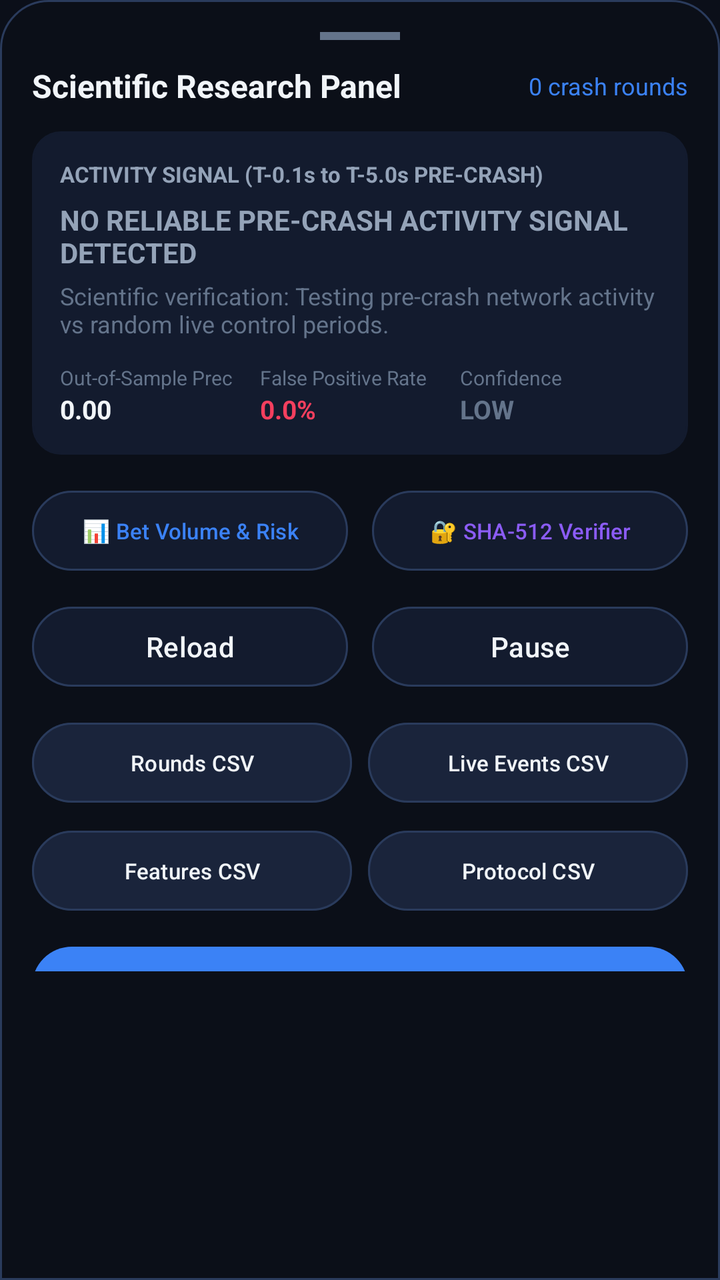
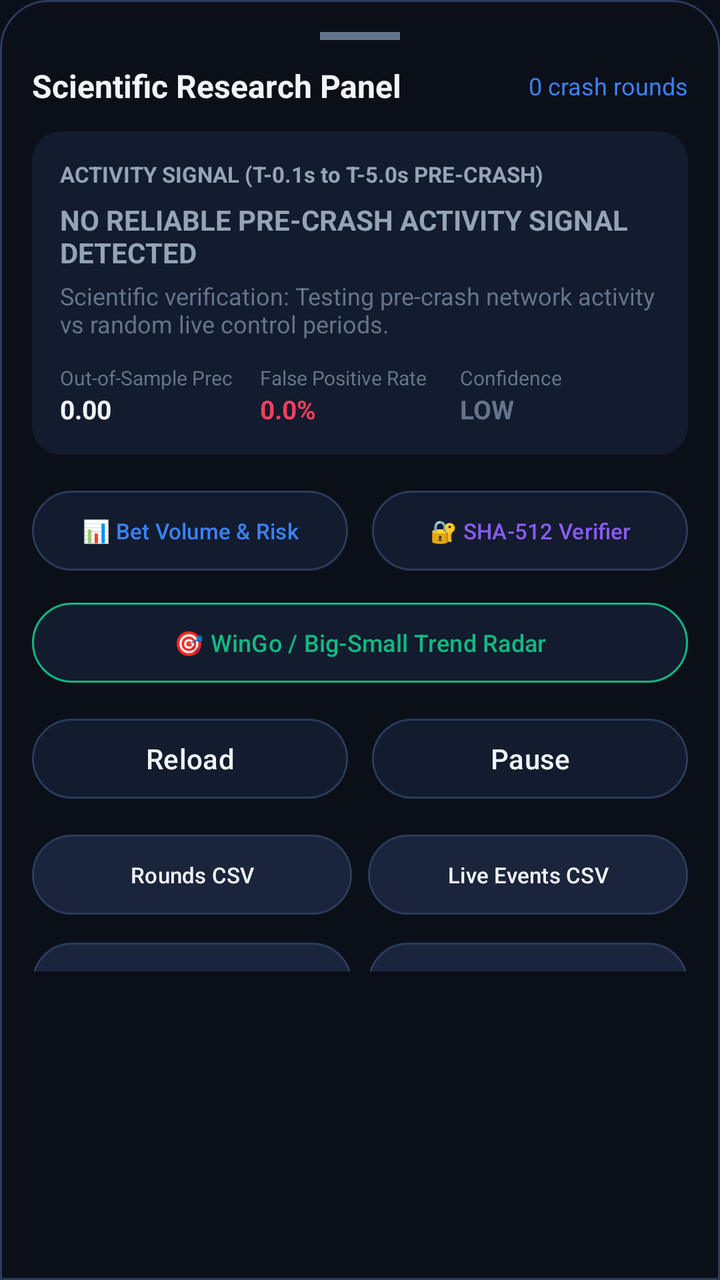

The first picture is an Android layout as it rendered before a commit; the second is the same layout after the commit. The layout source and the unified diff follow.
<!-- AndroidManifest.xml: application theme Theme.AviatorSignalLab -->
<!-- res/layout/bottom_sheet_research.xml -->
<?xml version="1.0" encoding="utf-8"?>
<LinearLayout
    xmlns:android="http://schemas.android.com/apk/res/android"
    xmlns:app="http://schemas.android.com/apk/res-auto"
    android:id="@+id/bottomSheetContainer"
    android:layout_width="match_parent"
    android:layout_height="wrap_content"
    android:background="@drawable/bg_bottom_sheet"
    android:orientation="vertical"
    android:padding="16dp"
    app:behavior_hideable="true"
    app:behavior_peekHeight="0dp"
    app:layout_behavior="com.google.android.material.bottomsheet.BottomSheetBehavior">

    
    <View
        android:layout_width="40dp"
        android:layout_height="4dp"
        android:layout_gravity="center_horizontal"
        android:layout_marginBottom="12dp"
        android:background="@color/text_muted" />

    
    <LinearLayout
        android:layout_width="match_parent"
        android:layout_height="wrap_content"
        android:gravity="center_vertical"
        android:orientation="horizontal"
        android:layout_marginBottom="12dp">

        <TextView
            android:layout_width="0dp"
            android:layout_height="wrap_content"
            android:layout_weight="1"
            android:text="Scientific Research Panel"
            android:textColor="@color/text_primary"
            android:textSize="16sp"
            android:textStyle="bold" />

        <TextView
            android:id="@+id/tvSheetRoundsAnalyzed"
            android:layout_width="wrap_content"
            android:layout_height="wrap_content"
            android:text="0 crash rounds"
            android:textColor="@color/accent_cyan"
            android:textSize="12sp" />
    </LinearLayout>

    <androidx.core.widget.NestedScrollView
        android:layout_width="match_parent"
        android:layout_height="420dp"
        android:fillViewport="true">

        <LinearLayout
            android:layout_width="match_parent"
            android:layout_height="wrap_content"
            android:orientation="vertical">

            
            <LinearLayout
                android:layout_width="match_parent"
                android:layout_height="wrap_content"
                android:background="@drawable/bg_card"
                android:backgroundTint="@color/bg_secondary"
                android:orientation="vertical"
                android:padding="14dp"
                android:layout_marginBottom="14dp">

                <TextView
                    android:layout_width="wrap_content"
                    android:layout_height="wrap_content"
                    android:text="ACTIVITY SIGNAL (T-0.1s to T-5.0s PRE-CRASH)"
                    android:textColor="@color/text_secondary"
                    android:textSize="11sp"
                    android:textStyle="bold" />

                <TextView
                    android:id="@+id/tvSignalConclusion"
                    android:layout_width="match_parent"
                    android:layout_height="wrap_content"
                    android:layout_marginTop="6dp"
                    android:text="@string/sig_no_signal"
                    android:textColor="@color/text_secondary"
                    android:textSize="14sp"
                    android:textStyle="bold" />

                <TextView
                    android:id="@+id/tvSignalDetails"
                    android:layout_width="match_parent"
                    android:layout_height="wrap_content"
                    android:layout_marginTop="4dp"
                    android:text="Scientific verification: Testing pre-crash network activity vs random live control periods."
                    android:textColor="@color/text_muted"
                    android:textSize="12sp" />

                
                <LinearLayout
                    android:layout_width="match_parent"
                    android:layout_height="wrap_content"
                    android:orientation="horizontal"
                    android:layout_marginTop="12dp">

                    <LinearLayout
                        android:layout_width="0dp"
                        android:layout_height="wrap_content"
                        android:layout_weight="1"
                        android:orientation="vertical">
                        <TextView
                            android:layout_width="wrap_content"
                            android:layout_height="wrap_content"
                            android:text="Out-of-Sample Prec"
                            android:textColor="@color/text_muted"
                            android:textSize="10sp" />
                        <TextView
                            android:id="@+id/tvOutOfSamplePrec"
                            android:layout_width="wrap_content"
                            android:layout_height="wrap_content"
                            android:text="0.00"
                            android:textColor="@color/text_primary"
                            android:textSize="13sp"
                            android:textStyle="bold" />
                    </LinearLayout>

                    <LinearLayout
                        android:layout_width="0dp"
                        android:layout_height="wrap_content"
                        android:layout_weight="1"
                        android:orientation="vertical">
                        <TextView
                            android:layout_width="wrap_content"
                            android:layout_height="wrap_content"
                            android:text="False Positive Rate"
                            android:textColor="@color/text_muted"
                            android:textSize="10sp" />
                        <TextView
                            android:id="@+id/tvFalsePositiveRate"
                            android:layout_width="wrap_content"
                            android:layout_height="wrap_content"
                            android:text="0.0%"
                            android:textColor="@color/accent_rose"
                            android:textSize="13sp"
                            android:textStyle="bold" />
                    </LinearLayout>

                    <LinearLayout
                        android:layout_width="0dp"
                        android:layout_height="wrap_content"
                        android:layout_weight="1"
                        android:orientation="vertical">
                        <TextView
                            android:layout_width="wrap_content"
                            android:layout_height="wrap_content"
                            android:text="Confidence"
                            android:textColor="@color/text_muted"
                            android:textSize="10sp" />
                        <TextView
                            android:id="@+id/tvConfidenceLevel"
                            android:layout_width="wrap_content"
                            android:layout_height="wrap_content"
                            android:text="LOW"
                            android:textColor="@color/text_muted"
                            android:textSize="13sp"
                            android:textStyle="bold" />
                    </LinearLayout>

                </LinearLayout>

            </LinearLayout>

            
            <LinearLayout
                android:layout_width="match_parent"
                android:layout_height="wrap_content"
                android:orientation="horizontal"
                android:layout_marginBottom="10dp">

                <com.google.android.material.button.MaterialButton
                    android:id="@+id/btnSheetBetExposure"
                    android:layout_width="0dp"
                    android:layout_height="wrap_content"
                    android:layout_weight="1"
                    android:layout_marginEnd="6dp"
                    android:text="📊 Bet Volume &amp; Risk"
                    android:textSize="11sp"
                    android:textColor="@color/accent_cyan"
                    app:backgroundTint="@color/bg_secondary"
                    app:strokeColor="@color/bg_card_border"
                    app:strokeWidth="1dp" />

                <com.google.android.material.button.MaterialButton
                    android:id="@+id/btnSheetProvablyFair"
                    android:layout_width="0dp"
                    android:layout_height="wrap_content"
                    android:layout_weight="1"
                    android:layout_marginStart="6dp"
                    android:text="🔐 SHA-512 Verifier"
                    android:textSize="11sp"
                    android:textColor="@color/accent_purple"
                    app:backgroundTint="@color/bg_secondary"
                    app:strokeColor="@color/bg_card_border"
                    app:strokeWidth="1dp" />
            </LinearLayout>

            
            <LinearLayout
                android:layout_width="match_parent"
                android:layout_height="wrap_content"
                android:orientation="horizontal"
                android:layout_marginBottom="10dp">

                <com.google.android.material.button.MaterialButton
                    android:id="@+id/btnSheetReload"
                    android:layout_width="0dp"
                    android:layout_height="wrap_content"
                    android:layout_weight="1"
                    android:layout_marginEnd="6dp"
                    android:text="@string/btn_reload"
                    android:textColor="@color/text_primary"
                    app:backgroundTint="@color/bg_secondary"
                    app:strokeColor="@color/bg_card_border"
                    app:strokeWidth="1dp" />

                <com.google.android.material.button.MaterialButton
                    android:id="@+id/btnSheetPauseResume"
                    android:layout_width="0dp"
                    android:layout_height="wrap_content"
                    android:layout_weight="1"
                    android:layout_marginStart="6dp"
                    android:text="@string/btn_pause"
                    android:textColor="@color/text_primary"
                    app:backgroundTint="@color/bg_secondary"
                    app:strokeColor="@color/bg_card_border"
                    app:strokeWidth="1dp" />
            </LinearLayout>

            
            <GridLayout
                android:layout_width="match_parent"
                android:layout_height="wrap_content"
                android:columnCount="2"
                android:rowCount="2"
                android:layout_marginBottom="10dp">

                <com.google.android.material.button.MaterialButton
                    android:id="@+id/btnExportRoundsCsv"
                    android:layout_width="0dp"
                    android:layout_height="wrap_content"
                    android:layout_columnWeight="1"
                    android:layout_marginEnd="4dp"
                    android:layout_marginBottom="6dp"
                    android:text="@string/btn_rounds_csv"
                    android:textSize="11sp"
                    android:textColor="@color/text_primary"
                    app:backgroundTint="@color/bg_card"
                    app:strokeColor="@color/bg_card_border"
                    app:strokeWidth="1dp" />

                <com.google.android.material.button.MaterialButton
                    android:id="@+id/btnExportEventsCsv"
                    android:layout_width="0dp"
                    android:layout_height="wrap_content"
                    android:layout_columnWeight="1"
                    android:layout_marginStart="4dp"
                    android:layout_marginBottom="6dp"
                    android:text="@string/btn_events_csv"
                    android:textSize="11sp"
                    android:textColor="@color/text_primary"
                    app:backgroundTint="@color/bg_card"
                    app:strokeColor="@color/bg_card_border"
                    app:strokeWidth="1dp" />

                <com.google.android.material.button.MaterialButton
                    android:id="@+id/btnExportFeaturesCsv"
                    android:layout_width="0dp"
                    android:layout_height="wrap_content"
                    android:layout_columnWeight="1"
                    android:layout_marginEnd="4dp"
                    android:text="@string/btn_features_csv"
                    android:textSize="11sp"
                    android:textColor="@color/text_primary"
                    app:backgroundTint="@color/bg_card"
                    app:strokeColor="@color/bg_card_border"
                    app:strokeWidth="1dp" />

                <com.google.android.material.button.MaterialButton
                    android:id="@+id/btnExportProtocolCsv"
                    android:layout_width="0dp"
                    android:layout_height="wrap_content"
                    android:layout_columnWeight="1"
                    android:layout_marginStart="4dp"
                    android:text="@string/btn_protocol_csv"
                    android:textSize="11sp"
                    android:textColor="@color/text_primary"
                    app:backgroundTint="@color/bg_card"
                    app:strokeColor="@color/bg_card_border"
                    app:strokeWidth="1dp" />

            </GridLayout>

            
            <com.google.android.material.button.MaterialButton
                android:id="@+id/btnExportAllZip"
                android:layout_width="match_parent"
                android:layout_height="wrap_content"
                android:layout_marginBottom="8dp"
                android:text="@string/btn_export_all"
                android:textColor="@color/bg_primary"
                android:textStyle="bold"
                app:backgroundTint="@color/accent_cyan"
                app:icon="@drawable/ic_download"
                app:iconTint="@color/bg_primary" />

            
            <com.google.android.material.button.MaterialButton
                android:id="@+id/btnSheetWebhookConfig"
                android:layout_width="match_parent"
                android:layout_height="wrap_content"
                android:layout_marginBottom="8dp"
                android:text="📡 Setup Free Webhook Stream"
                android:textColor="@color/text_primary"
                app:backgroundTint="@color/bg_secondary"
                app:strokeColor="@color/accent_cyan"
                app:strokeWidth="1dp" />

            
            <com.google.android.material.button.MaterialButton
                android:id="@+id/btnSheetCheckUpdate"
                android:layout_width="match_parent"
                android:layout_height="wrap_content"
                android:layout_marginBottom="8dp"
                android:text="🔄 Check for App Updates"
                android:textColor="@color/text_primary"
                app:backgroundTint="@color/bg_card"
                app:strokeColor="@color/bg_card_border"
                app:strokeWidth="1dp" />

            
            <com.google.android.material.button.MaterialButton
                android:id="@+id/btnClearData"
                android:layout_width="match_parent"
                android:layout_height="wrap_content"
                android:text="@string/btn_clear_data"
                android:textColor="@color/accent_rose"
                app:backgroundTint="@color/bg_card"
                app:strokeColor="@color/accent_rose"
                app:strokeWidth="1dp" />

        </LinearLayout>
    </androidx.core.widget.NestedScrollView>

</LinearLayout>
<!-- resources referenced by this layout -->
<resources>
  <color name="accent_cyan">#3B82F6</color>
  <color name="accent_purple">#8B5CF6</color>
  <color name="accent_rose">#F43F5E</color>
  <color name="bg_card">#1A243B</color>
  <color name="bg_card_border">#2A3B5C</color>
  <color name="bg_primary">#0B0F19</color>
  <color name="bg_secondary">#131B2E</color>
  <color name="text_muted">#64748B</color>
  <color name="text_primary">#F1F5F9</color>
  <color name="text_secondary">#94A3B8</color>
  <!-- drawable bg_bottom_sheet (drawable) -->
  <?xml version="1.0" encoding="utf-8"?>
  <shape xmlns:android="http://schemas.android.com/apk/res/android"
      android:shape="rectangle">
      <corners
          android:topLeftRadius="24dp"
          android:topRightRadius="24dp"
          android:bottomLeftRadius="0dp"
          android:bottomRightRadius="0dp" />
      <solid android:color="#F20B0F19" />
      <stroke
          android:width="1dp"
          android:color="@color/bg_card_border" />
  </shape>
  <!-- drawable bg_card (drawable) -->
  <?xml version="1.0" encoding="utf-8"?>
  <shape xmlns:android="http://schemas.android.com/apk/res/android"
      android:shape="rectangle">
      <solid android:color="@color/bg_card" />
      <corners android:radius="14dp" />
      <stroke
          android:width="1dp"
          android:color="@color/bg_card_border" />
  </shape>
  <!-- drawable ic_download (drawable) -->
  <vector xmlns:android="http://schemas.android.com/apk/res/android"
      android:width="24dp"
      android:height="24dp"
      android:viewportWidth="24"
      android:viewportHeight="24">
      <path
          android:fillColor="#F1F5F9"
          android:pathData="M19,9h-4V3H9v6H5l7,7 7,-7zM5,18v2h14v-2H5z"/>
  </vector>
  <string name="btn_clear_data">Clear Data</string>
  <string name="btn_events_csv">Live Events CSV</string>
  <string name="btn_export_all">EXPORT ALL (ZIP)</string>
  <string name="btn_features_csv">Features CSV</string>
  <string name="btn_pause">Pause</string>
  <string name="btn_protocol_csv">Protocol CSV</string>
  <string name="btn_reload">Reload</string>
  <string name="btn_rounds_csv">Rounds CSV</string>
  <string name="sig_no_signal">NO RELIABLE PRE-CRASH ACTIVITY SIGNAL DETECTED</string>
  <style name="Theme.AviatorSignalLab" parent="Theme.Material3.Dark.NoActionBar">
          <item name="colorPrimary">@color/accent_cyan</item>
          <item name="colorPrimaryContainer">@color/bg_card</item>
          <item name="colorOnPrimaryContainer">@color/text_primary</item>
          <item name="colorSecondary">@color/accent_blue</item>
          <item name="android:statusBarColor">@color/bg_primary</item>
          <item name="android:navigationBarColor">@color/bg_primary</item>
          <item name="android:windowBackground">@color/bg_primary</item>
      </style>
  <color name="accent_blue">#3B82F6</color>
</resources>

<!-- the commit's change to res/layout/bottom_sheet_research.xml (unified diff, before → after) -->
@@ -172,7 +172,7 @@
                 android:layout_width="match_parent"
                 android:layout_height="wrap_content"
                 android:orientation="horizontal"
-                android:layout_marginBottom="10dp">
+                android:layout_marginBottom="8dp">
 
                 <com.google.android.material.button.MaterialButton
                     android:id="@+id/btnSheetBetExposure"
@@ -200,6 +200,19 @@
                     app:strokeColor="@color/bg_card_border"
                     app:strokeWidth="1dp" />
             </LinearLayout>
+
+            
+            <com.google.android.material.button.MaterialButton
+                android:id="@+id/btnSheetWingoRadar"
+                android:layout_width="match_parent"
+                android:layout_height="wrap_content"
+                android:layout_marginBottom="10dp"
+                android:text="🎯 WinGo / Big-Small Trend Radar"
+                android:textSize="12sp"
+                android:textColor="@color/accent_emerald"
+                app:backgroundTint="@color/bg_secondary"
+                app:strokeColor="@color/accent_emerald"
+                app:strokeWidth="1dp" />
 
             
             <LinearLayout
<!-- resource entries referenced after the edit -->
@@ -1,6 +1,7 @@
 <!-- resources referenced by this layout -->
 <resources>
   <color name="accent_cyan">#3B82F6</color>
+  <color name="accent_emerald">#10B981</color>
   <color name="accent_purple">#8B5CF6</color>
   <color name="accent_rose">#F43F5E</color>
   <color name="bg_card">#1A243B</color>
